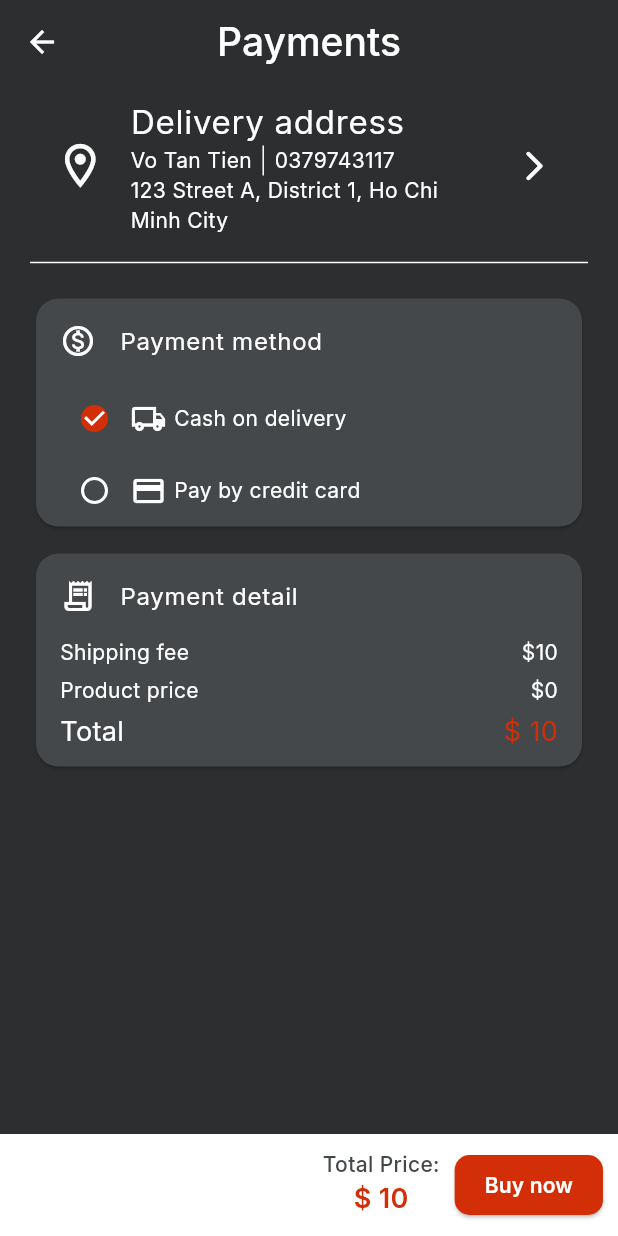
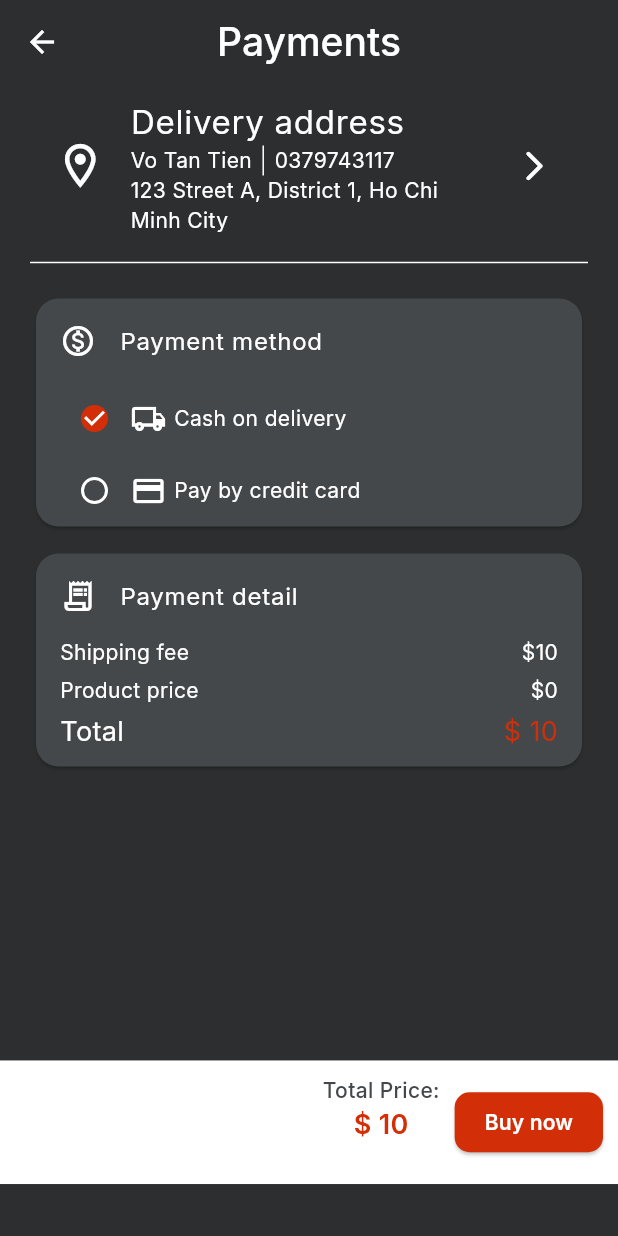
Before and after one commit to VoTanTien/Ecommerce-App-Flutter, a Flutter app: the screen it shows once a user with an empty profile is signed in, item 3 of the bottom bar chosen, after a tap on "Buy now", on a phone screen of 412 x 824 dp. Run offline on Flutter 3.47's test engine with Material 3 defaults, Android fonts, the light colour scheme and no system bars; our stand-ins replace cached_network_image, carousel_slider, curved_labeled_navigation_bar, firebase_auth, firebase_core, firebase_database and 6 more; accounts and stored records are empty; network calls fail.

Commit message:
Cofig ui with android device

```diff
--- a/lib/common_widget/cart_item.dart
+++ b/lib/common_widget/cart_item.dart
@@ -29,6 +29,7 @@ class _CartItemState extends State<CartItem> {
 
   @override
   Widget build(BuildContext context) {
+    final size = MediaQuery.of(context).size;
     return Stack(
       children: [
         Row(
@@ -48,7 +49,7 @@ class _CartItemState extends State<CartItem> {
                   }),
             ),
             Container(
-              width: 330,
+              width: size.width * 0.78,
               child: Card(
                 color: greyColor,
                 shape: RoundedRectangleBorder(
@@ -93,7 +94,7 @@ class _CartItemState extends State<CartItem> {
                             Text(
                               'Option: ${widget.cartItemData.cartProduct.option}',
                               style: GoogleFonts.inter(
-                                  fontSize: 13,
+                                  fontSize: 11,
                                   color: Color(0xFFA0A0A0),
                                   fontWeight: FontWeight.w400),
                             ),
--- a/lib/screens/cart.dart
+++ b/lib/screens/cart.dart
@@ -109,7 +109,7 @@ class _cartScreenState extends State<cartScreen> {
                 ],
               ),
               Container(
-                height: 520,
+                height: 480,
                 width: double.infinity,
                 child: SingleChildScrollView(
                   child: _cartItems.isEmpty
--- a/lib/screens/loginscreens/login.dart
+++ b/lib/screens/loginscreens/login.dart
@@ -52,7 +52,7 @@ class _loginScreenState extends State<loginScreen> {
                       'YOUR ACCOUNT FOR EVERYTHING RELATED WITH STORE',
                       textAlign: TextAlign.center,
                       style:
-                          GoogleFonts.gudea(fontSize: 24, color: Colors.white),
+                          GoogleFonts.gudea(fontSize: 18, color: Colors.white),
                     ),
                     SizedBox(height: size.height * 0.05),
                     Form(
@@ -142,7 +142,7 @@ class _loginScreenState extends State<loginScreen> {
                     Text(
                       'Privacy Policy and the Store Terms of Use',
                       style: GoogleFonts.inter(
-                          fontSize: 16,
+                          fontSize: 15,
                           color: Colors.red,
                           decoration: TextDecoration.underline,
                           decorationColor: Colors.redAccent),
--- a/lib/screens/loginscreens/signup.dart
+++ b/lib/screens/loginscreens/signup.dart
@@ -94,7 +94,7 @@ class _signupScreenState extends State<signupScreen> {
                   key: _formKey,
                   child: Column(
                     children: [
-                      Image(image: AssetImage(logonew), height: size.height * 0.2),
+                      Image(image: AssetImage(logonew), height: size.height * 0.18),
                       SizedBox(height: size.height * 0.02),
                       Form(
                         child: Column(
@@ -252,14 +252,14 @@ class _signupScreenState extends State<signupScreen> {
                                   child: RichText(
                                     text: TextSpan(
                                         style: GoogleFonts.inter(
-                                            fontSize: 16, color: Colors.white),
+                                            fontSize: 14, color: Colors.white),
                                         children: <TextSpan>[
                                           TextSpan(text: 'I accept the '),
                                           TextSpan(
                                             text:
                                                 'Privacy Policy and the Store Terms of Use ',
                                             style: GoogleFonts.inter(
-                                                fontSize: 16,
+                                                fontSize: 14,
                                                 color: Colors.red,
                                                 decoration:
                                                     TextDecoration.underline,
--- a/lib/screens/new_address.dart
+++ b/lib/screens/new_address.dart
@@ -143,7 +143,7 @@ class _NewAddressState extends State<NewAddress> {
                   ),
                 ],
               ),
-              SizedBox( height: 300,),
+              SizedBox( height: 250,),
               Align(
                 alignment: Alignment.bottomCenter,
                 child: Container(
--- a/lib/screens/order.dart
+++ b/lib/screens/order.dart
@@ -50,6 +50,7 @@ class _orderScreenState extends State<orderScreen> {
 
   @override
   Widget build(BuildContext context) {
+    final size = MediaQuery.of(context).size;
     return SafeArea(
       child: Scaffold(
         backgroundColor: blackColor,
@@ -68,7 +69,7 @@ class _orderScreenState extends State<orderScreen> {
         body: Column(
           children: [
             Container(
-              height: 700,
+              height: size.height * 0.79,
               width: double.infinity,
               child: SingleChildScrollView(
                 padding: EdgeInsets.symmetric(vertical: 0, horizontal: 20),
@@ -113,13 +114,10 @@ class _orderScreenState extends State<orderScreen> {
                 ),
               ),
             ),
-            Expanded(
-              child: Align(
-                alignment: Alignment.bottomCenter,
-                child: Container(
+            Container(
               padding: EdgeInsets.all(10),
               width: double.infinity,
-                  height: 68,
+              height: size.height * 0.1,
               color: Colors.white,
               child: Row(
                 mainAxisAlignment: MainAxisAlignment.spaceBetween,
@@ -183,8 +181,6 @@ class _orderScreenState extends State<orderScreen> {
                     ],
                   ),
                 ],
-                  ),
-                ),
               ),
             ),
           ],
```
Also changed, not shown: lib/common_widget/technical_parameter.dart (+8 -4 lines), lib/screens/product_detail.dart (+4 -4 lines). Lines whose indentation alone changed are shown as unchanged.
